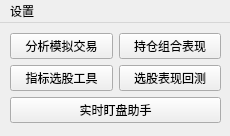
victor647/QuantumStockTrade, file QtDesign/MainWindow.ui: the form before one commit.
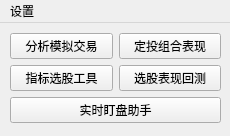
The form after the commit.

What changed in the file:
```diff
--- a/QtDesign/MainWindow.ui
+++ b/QtDesign/MainWindow.ui
@@ -20,7 +20,7 @@
       <x>10</x>
       <y>10</y>
       <width>211</width>
-      <height>90</height>
+      <height>93</height>
      </rect>
     </property>
     <layout class="QVBoxLayout" name="verticalLayout">
@@ -60,7 +60,7 @@
           </font>
          </property>
          <property name="text">
-          <string>持仓组合表现</string>
+          <string>定投组合表现</string>
          </property>
         </widget>
        </item>
```
Left out of the diff: 29 changed lines with no effect on the pictures.
